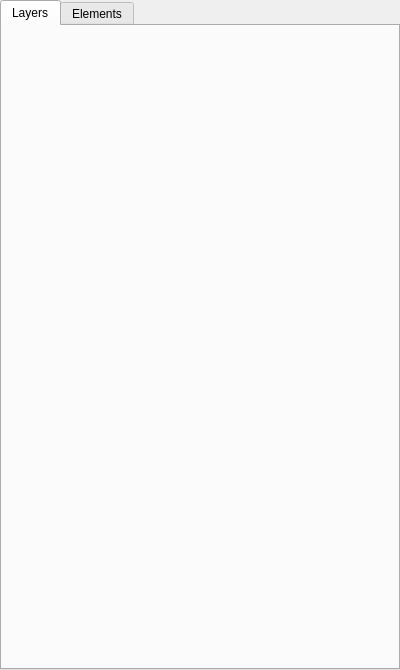
Old version of the form forms/attributetabwidget.ui in the repository JuPedSim/jpseditor.
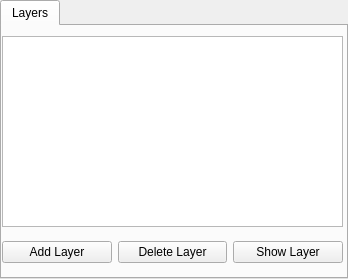
New version of the form. The open tabs and pages were chosen to show the change.

```diff
--- a/forms/attributetabwidget.ui
+++ b/forms/attributetabwidget.ui
@@ -6,8 +6,8 @@
    <rect>
     <x>0</x>
     <y>0</y>
-    <width>400</width>
-    <height>670</height>
+    <width>348</width>
+    <height>279</height>
    </rect>
   </property>
   <property name="windowTitle">
@@ -20,11 +20,49 @@
    <attribute name="title">
     <string>Layers</string>
    </attribute>
-  </widget>
-  <widget class="QWidget" name="elementTab">
-   <attribute name="title">
-    <string>Elements</string>
-   </attribute>
+   <widget class="QListWidget" name="layerListWidget">
+    <property name="geometry">
+     <rect>
+      <x>0</x>
+      <y>10</y>
+      <width>341</width>
+      <height>191</height>
+     </rect>
+    </property>
+   </widget>
+   <widget class="QWidget" name="layoutWidget">
+    <property name="geometry">
+     <rect>
+      <x>0</x>
+      <y>210</y>
+      <width>341</width>
+      <height>32</height>
+     </rect>
+    </property>
+    <layout class="QHBoxLayout" name="horizontalLayout">
+     <item>
+      <widget class="QPushButton" name="addButton">
+       <property name="text">
+        <string>Add Layer</string>
+       </property>
+      </widget>
+     </item>
+     <item>
+      <widget class="QPushButton" name="deleteButton">
+       <property name="text">
+        <string>Delete Layer</string>
+       </property>
+      </widget>
+     </item>
+     <item>
+      <widget class="QPushButton" name="showButton">
+       <property name="text">
+        <string>Show Layer</string>
+       </property>
+      </widget>
+     </item>
+    </layout>
+   </widget>
   </widget>
  </widget>
  <resources/>
```
Left out of the diff: 2 changed lines with no effect on the pictures.
